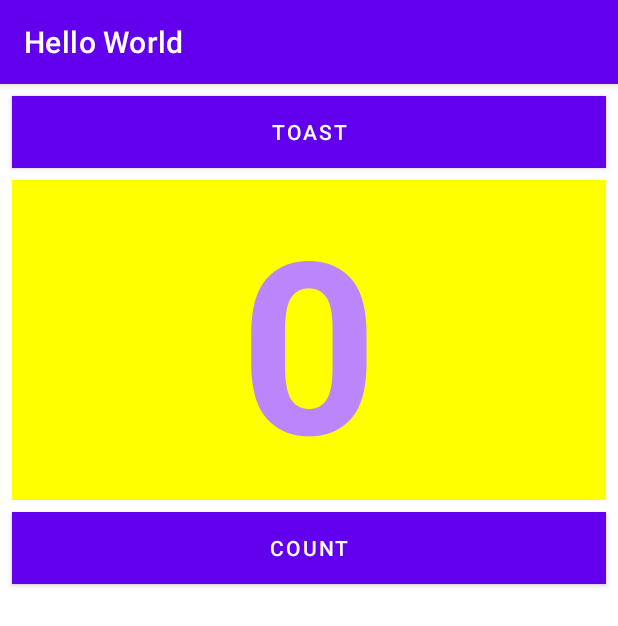
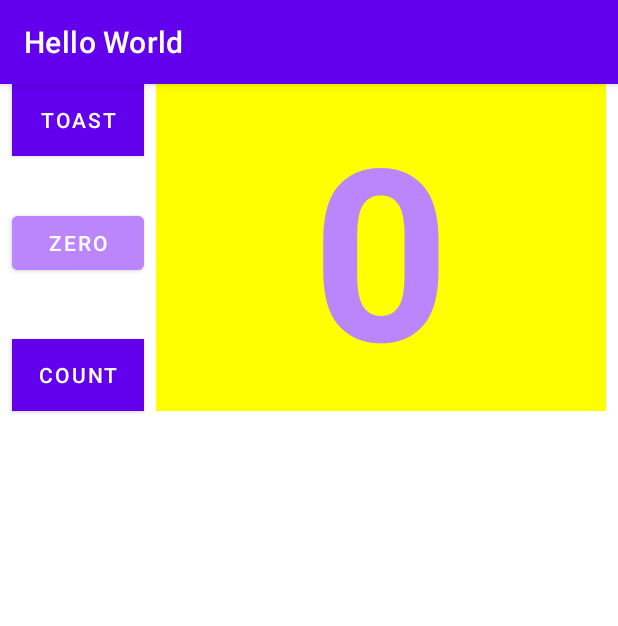
Before and after one commit to zodiacVG/IntelligentMobileDevelopment, an Android app: the screen it shows after launch (MainActivity), on a phone screen of 412 x 824 dp. Shown: the top 626 px of the screen. Run offline under Robolectric (Android 15) with nearby library versions, the phone set to English and light mode, and no system bars.

Commit message:
zero按钮可以改变颜色了

```diff
--- /dev/null
+++ b/lab2/app/src/main/res/drawable/button_colors_selector.xml
@@ -0,0 +1,5 @@
+<?xml version="1.0" encoding="utf-8"?>
+<selector xmlns:android="http://schemas.android.com/apk/res/android">
+    <item android:color="@color/colorPrimary" android:state_pressed="false"/>
+    <item android:color="@color/colorButtonPressed" android:state_pressed="true"/>
+</selector>
--- a/lab2/app/src/main/res/layout-land/activity_main.xml
+++ b/lab2/app/src/main/res/layout-land/activity_main.xml
@@ -1,49 +1,120 @@
 <?xml version="1.0" encoding="utf-8"?>
+<!--<RelativeLayout xmlns:android="http://schemas.android.com/apk/res/android"-->
+<!--    xmlns:app="http://schemas.android.com/apk/res-auto"-->
+<!--    xmlns:tools="http://schemas.android.com/tools"-->
+<!--    android:layout_width="match_parent"-->
+<!--    android:layout_height="match_parent"-->
+<!--    android:orientation="vertical"-->
+<!--    tools:context=".MainActivity">-->
+
+<!--    <Button-->
+<!--        android:id="@+id/button_toast"-->
+<!--        android:layout_width="match_parent"-->
+<!--        android:layout_height="wrap_content"-->
+<!--        android:background="@color/colorPrimary"-->
+<!--        android:onClick="showToast"-->
+<!--        android:text="@string/button_lable_toast"-->
+<!--        android:textColor="@color/white"-->
+<!--        tools:layout_editor_absoluteY="113dp" />-->
+
+
+<!--    <TextView-->
+<!--        android:id="@+id/show_count"-->
+<!--        android:layout_width="match_parent"-->
+<!--        android:layout_height="wrap_content"-->
+<!--        android:background="#FFFF00"-->
+<!--        android:gravity="center_horizontal|center_vertical"-->
+<!--        android:text="@string/count_initial_value"-->
+<!--        android:textSize="160dp"-->
+<!--        android:textStyle="bold"-->
+<!--        app:layout_constraintHorizontal_bias="0.0"-->
+<!--        app:layout_constraintVertical_bias="0.0"-->
+<!--        android:layout_below="@id/button_toast"-->
+<!--        android:layout_alignParentLeft="true"-->
+<!--        android:layout_alignParentRight="true"/>-->
+
+<!--    <Button-->
+<!--        android:id="@+id/button_count"-->
+<!--        android:layout_width="match_parent"-->
+<!--        android:layout_height="wrap_content"-->
+<!--        android:background="@color/colorPrimary"-->
+<!--        android:onClick="countUp"-->
+<!--        android:text="@string/button_label_count"-->
+<!--        android:textColor="@color/white"-->
+<!--        android:layout_below="@id/show_count"-->
+<!--        android:layout_centerHorizontal="true"/>-->
+
+<!--</RelativeLayout>-->
+
 <androidx.constraintlayout.widget.ConstraintLayout xmlns:android="http://schemas.android.com/apk/res/android"
     xmlns:app="http://schemas.android.com/apk/res-auto"
     xmlns:tools="http://schemas.android.com/tools"
     android:layout_width="match_parent"
     android:layout_height="match_parent"
-    tools:context=".MainActivity">
+    android:orientation="vertical"
+    tools:context="com.example.android.hellotoast.MainActivity">
 
     <Button
         android:id="@+id/button_toast"
-        android:layout_width="0dp"
+        android:layout_width="wrap_content"
         android:layout_height="wrap_content"
+        android:layout_marginStart="8dp"
+        android:layout_marginLeft="8dp"
         android:background="@color/colorPrimary"
+        android:onClick="showToast"
         android:text="@string/button_label_toast"
-        android:textColor="@color/white"
-        app:layout_constraintEnd_toEndOf="parent"
+        android:textColor="@android:color/white"
+        app:layout_constraintEnd_toStartOf="@id/show_count"
         app:layout_constraintStart_toStartOf="parent"
-        tools:layout_editor_absoluteY="113dp"
-        android:onClick="showToast"/>
-
-    <Button
-        android:id="@+id/button_count"
-        android:layout_width="0dp"
-        android:layout_height="wrap_content"
-        android:background="@color/colorPrimary"
-        android:text="@string/button_label_count"
-        android:textColor="@color/white"
-        app:layout_constraintBottom_toBottomOf="parent"
-        app:layout_constraintEnd_toEndOf="parent"
-        app:layout_constraintStart_toStartOf="parent"
-        android:onClick="countUp"/>
+        app:layout_constraintTop_toTopOf="parent" />
 
     <TextView
         android:id="@+id/show_count"
         android:layout_width="0dp"
         android:layout_height="0dp"
+        android:layout_below="@+id/button_toast"
+        android:layout_alignParentStart="true"
+        android:layout_alignParentLeft="true"
+        android:layout_marginStart="8dp"
+        android:layout_marginLeft="8dp"
+        android:layout_marginEnd="8dp"
+        android:layout_marginRight="8dp"
         android:background="#FFFF00"
-        android:gravity="center_horizontal|center_vertical"
+        android:gravity="center_vertical"
         android:text="@string/count_initial_value"
-        android:textSize="120sp"
+        android:textAlignment="center"
+        android:textColor="@color/colorPrimary"
+        android:textSize="160sp"
         android:textStyle="bold"
-        app:layout_constraintBottom_toTopOf="@+id/button_count"
+        app:layout_constraintBottom_toBottomOf="@+id/button_count"
         app:layout_constraintEnd_toEndOf="parent"
-        app:layout_constraintHorizontal_bias="0.0"
+        app:layout_constraintStart_toEndOf="@+id/button_count"
+        app:layout_constraintTop_toTopOf="parent" />
+
+    <Button
+        android:id="@+id/button_count"
+        android:layout_width="wrap_content"
+        android:layout_height="wrap_content"
+        android:layout_below="@+id/show_count"
+        android:layout_centerHorizontal="true"
+        android:layout_marginStart="8dp"
+        android:layout_marginLeft="8dp"
+        android:layout_marginTop="40dp"
+        android:background="@color/colorPrimary"
+        android:onClick="countUp"
+        android:text="@string/button_label_count"
+        android:textColor="@android:color/white"
         app:layout_constraintStart_toStartOf="parent"
-        app:layout_constraintTop_toBottomOf="@+id/button_toast"
-        app:layout_constraintVertical_bias="0.0" />
+        app:layout_constraintTop_toBottomOf="@+id/button_zero" />
 
+    <Button
+        android:id="@+id/button_zero"
+        android:layout_width="wrap_content"
+        android:layout_height="wrap_content"
+        android:layout_marginStart="8dp"
+        android:layout_marginLeft="8dp"
+        android:layout_marginTop="82dp"
+        android:text="@string/button_label_zero"
+        app:layout_constraintStart_toStartOf="parent"
+        app:layout_constraintTop_toTopOf="parent" />
 </androidx.constraintlayout.widget.ConstraintLayout>
--- a/lab2/app/src/main/res/layout/activity_main.xml
+++ b/lab2/app/src/main/res/layout/activity_main.xml
@@ -1,4 +1,4 @@
-<!--<?xml version="1.0" encoding="utf-8"?>-->
+<?xml version="1.0" encoding="utf-8"?>
 <!--<RelativeLayout xmlns:android="http://schemas.android.com/apk/res/android"-->
 <!--    xmlns:app="http://schemas.android.com/apk/res-auto"-->
 <!--    xmlns:tools="http://schemas.android.com/tools"-->
@@ -46,7 +46,7 @@
 
 <!--</RelativeLayout>-->
 
-<RelativeLayout xmlns:android="http://schemas.android.com/apk/res/android"
+<androidx.constraintlayout.widget.ConstraintLayout xmlns:android="http://schemas.android.com/apk/res/android"
     xmlns:app="http://schemas.android.com/apk/res-auto"
     xmlns:tools="http://schemas.android.com/tools"
     android:layout_width="match_parent"
@@ -56,46 +56,65 @@
 
     <Button
         android:id="@+id/button_toast"
-        android:layout_width="match_parent"
+        android:layout_width="wrap_content"
         android:layout_height="wrap_content"
-        android:layout_marginEnd="8dp"
         android:layout_marginStart="8dp"
-        android:layout_marginTop="8dp"
+        android:layout_marginLeft="8dp"
         android:background="@color/colorPrimary"
         android:onClick="showToast"
         android:text="@string/button_label_toast"
-        android:textColor="@android:color/white" />
+        android:textColor="@android:color/white"
+        app:layout_constraintStart_toStartOf="parent"
+        app:layout_constraintTop_toTopOf="parent" />
 
     <TextView
         android:id="@+id/show_count"
-        android:layout_width="match_parent"
-        android:layout_height="wrap_content"
+        android:layout_width="0dp"
+        android:layout_height="0dp"
+        android:layout_below="@+id/button_toast"
+        android:layout_alignParentStart="true"
+        android:layout_alignParentLeft="true"
+        android:layout_marginStart="8dp"
+        android:layout_marginLeft="8dp"
+        android:layout_marginEnd="8dp"
+        android:layout_marginRight="8dp"
+        android:background="#FFFF00"
         android:gravity="center_vertical"
-        android:layout_marginBottom="8dp"
-        android:layout_marginEnd="8dp"
-        android:layout_marginStart="8dp"
-        android:layout_marginTop="8dp"
-        android:background="#FFFF00"
         android:text="@string/count_initial_value"
         android:textAlignment="center"
         android:textColor="@color/colorPrimary"
         android:textSize="160sp"
         android:textStyle="bold"
-        android:layout_below="@+id/button_toast"
-        android:layout_alignParentLeft="true"
-        android:layout_alignParentStart="true" />
+        app:layout_constraintBottom_toBottomOf="@+id/button_count"
+        app:layout_constraintEnd_toEndOf="parent"
+        app:layout_constraintStart_toEndOf="@+id/button_count"
+        app:layout_constraintTop_toTopOf="parent" />
 
     <Button
         android:id="@+id/button_count"
-        android:layout_width="match_parent"
+        android:layout_width="wrap_content"
         android:layout_height="wrap_content"
-        android:layout_marginBottom="8dp"
-        android:layout_marginEnd="8dp"
+        android:layout_below="@+id/show_count"
+        android:layout_centerHorizontal="true"
         android:layout_marginStart="8dp"
+        android:layout_marginLeft="8dp"
+        android:layout_marginTop="40dp"
         android:background="@color/colorPrimary"
         android:onClick="countUp"
         android:text="@string/button_label_count"
         android:textColor="@android:color/white"
-        android:layout_below="@+id/show_count"
-        android:layout_centerHorizontal="true"/>
-</RelativeLayout>
+        app:layout_constraintStart_toStartOf="parent"
+        app:layout_constraintTop_toBottomOf="@+id/button_zero" />
+
+    <Button
+        android:id="@+id/button_zero"
+        android:layout_width="wrap_content"
+        android:layout_height="wrap_content"
+        android:layout_marginStart="8dp"
+        android:layout_marginLeft="8dp"
+        android:layout_marginTop="82dp"
+        android:backgroundTint="@drawable/button_colors_selector"
+        android:text="@string/button_label_zero"
+        app:layout_constraintStart_toStartOf="parent"
+        app:layout_constraintTop_toTopOf="parent" />
+</androidx.constraintlayout.widget.ConstraintLayout>
--- a/lab2/app/src/main/res/values/colors.xml
+++ b/lab2/app/src/main/res/values/colors.xml
@@ -8,4 +8,5 @@
     <color name="black">#FF000000</color>
     <color name="white">#FFFFFFFF</color>
     <color name="colorPrimary">#FFBB86FC</color>
+    <color name="colorButtonPressed">#999d9c</color>
 </resources>
--- a/lab2/app/src/main/res/values/strings.xml
+++ b/lab2/app/src/main/res/values/strings.xml
@@ -4,4 +4,5 @@
     <string name="button_label_count">count</string>
     <string name="count_initial_value">0</string>
     <string name="toast_message">Hello Toast</string>
+    <string name="button_label_zero">zero</string>
 </resources>
```
